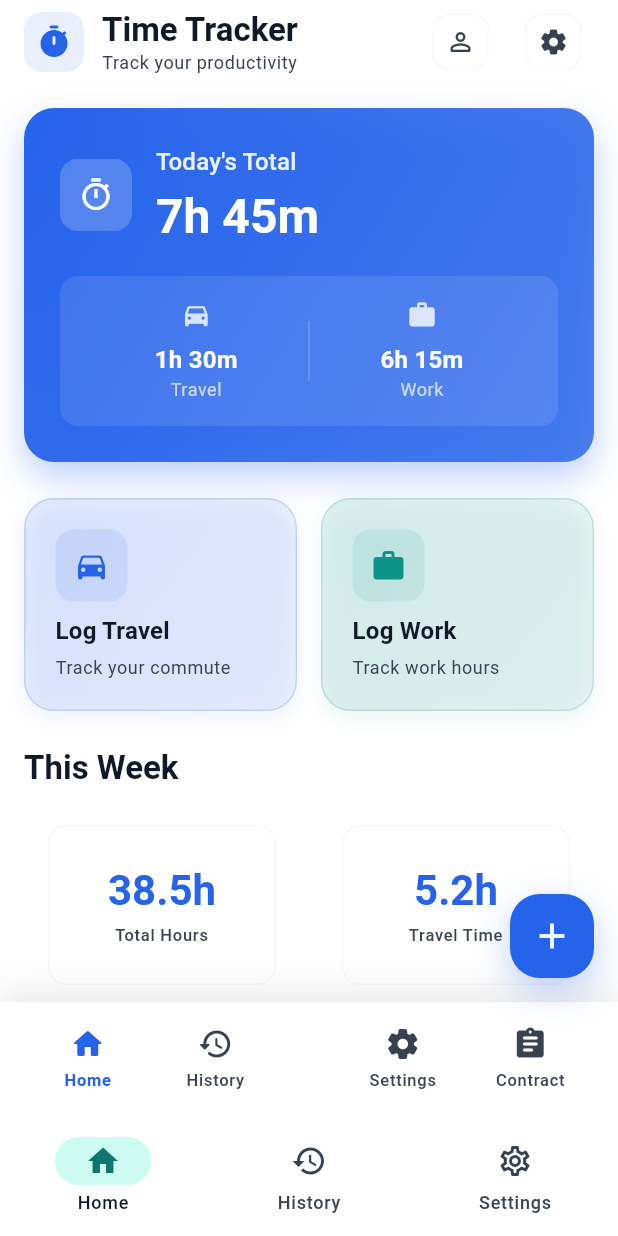
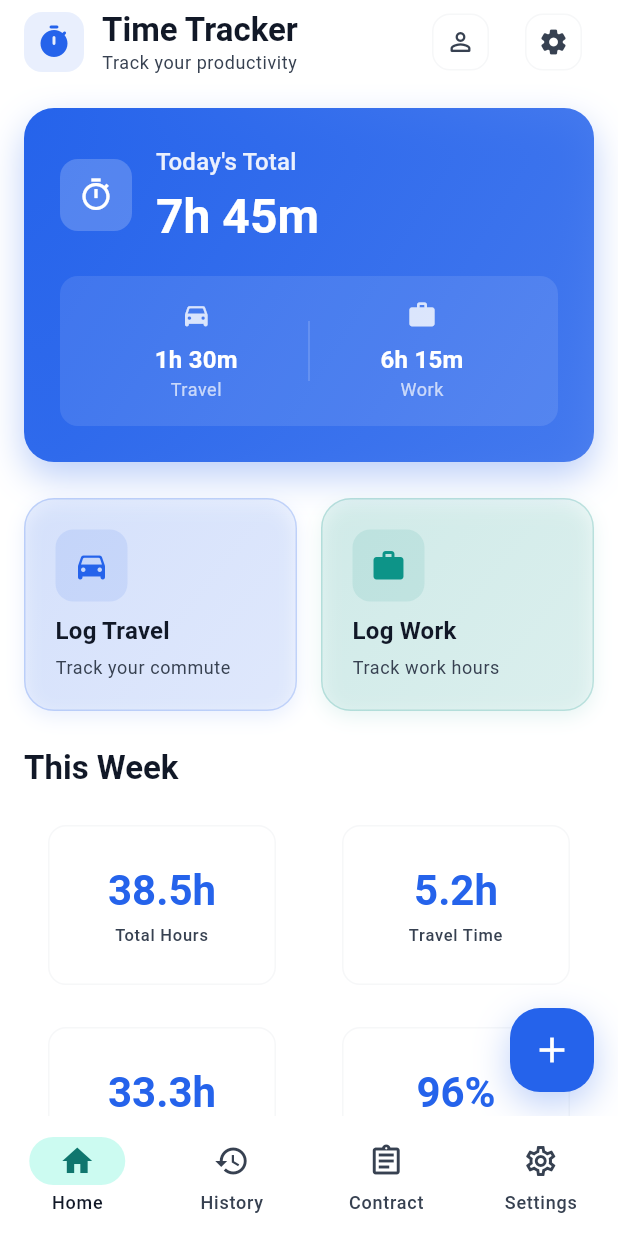
Before and after one commit to hudibaba0001/mobile-app, a Flutter app: the UnifiedHomeScreen screen opened by its route, on a phone screen of 412 x 824 dp. Run offline on Flutter 3.47's test engine with Material 3 defaults, Android fonts, the phone set to English and light mode, and no system bars; our stand-ins replace cloud_firestore, firebase_auth, firebase_core, firebase_storage, fl_chart, go_router and 3 more; missing offline and left inert: flutter_stripe; accounts and stored records are empty.

Commit message:
Refactor navigation and snackbar handling
Moved bottom navigation bar logic from UnifiedHomeScreen to AppScaffold for global navigation. Added a helper method for showing snackbars in LocationsScreen. Updated navigation destinations and selected index logic in AppScaffold to support contract settings. Minor test updates to remove unnecessary return values in async mocks.

```diff
--- a/lib/repositories/hive_travel_repository.dart
+++ b/lib/repositories/hive_travel_repository.dart
@@ -13,6 +13,7 @@ class HiveTravelRepository implements TravelRepository {
     return _box!;
   }
 
+  @override
   Future<void> initialize() async {
     await _getBox();
   }
--- a/lib/screens/unified_home_screen.dart
+++ b/lib/screens/unified_home_screen.dart
@@ -287,56 +287,7 @@ class _UnifiedHomeScreenState extends State<UnifiedHomeScreen> {
           child: const Icon(Icons.add, size: 28),
         ),
       ),
-      bottomNavigationBar: Container(
-        decoration: BoxDecoration(
-          color: colorScheme.surface,
-          boxShadow: [
-            BoxShadow(
-              color: colorScheme.shadow.withOpacity(0.1),
-              blurRadius: 20,
-              offset: const Offset(0, -5),
-            ),
-          ],
-        ),
-        child: SafeArea(
-          child: Padding(
-            padding: const EdgeInsets.symmetric(horizontal: 16, vertical: 8),
-            child: Row(
-              children: [
-                _buildNavItem(
-                  context,
-                  icon: Icons.home_rounded,
-                  label: 'Home',
-                  isSelected: _selectedIndex == 0,
-                  onTap: () => _onTabTapped(0),
-                ),
-                _buildNavItem(
-                  context,
-                  icon: Icons.history_rounded,
-                  label: 'History',
-                  isSelected: _selectedIndex == 1,
-                  onTap: () => _onTabTapped(1),
-                ),
-                const SizedBox(width: 40), // Space for FAB
-                _buildNavItem(
-                  context,
-                  icon: Icons.settings_rounded,
-                  label: 'Settings',
-                  isSelected: _selectedIndex == 2,
-                  onTap: () => _onTabTapped(2),
-                ),
-                _buildNavItem(
-                  context,
-                  icon: Icons.assignment_rounded,
-                  label: 'Contract',
-                  isSelected: _selectedIndex == 3,
-                  onTap: () => _onTabTapped(3),
-                ),
-              ],
-            ),
-          ),
-        ),
-      ),
+      // bottomNavigationBar removed; global nav from AppScaffold is used
     );
   }
 
--- a/lib/widgets/app_scaffold.dart
+++ b/lib/widgets/app_scaffold.dart
@@ -14,8 +14,6 @@ class AppScaffold extends StatelessWidget {
 
   @override
   Widget build(BuildContext context) {
-    final theme = Theme.of(context);
-
     return Scaffold(
       body: child,
       bottomNavigationBar: NavigationBar(
@@ -33,6 +31,11 @@ class AppScaffold extends StatelessWidget {
             label: 'History',
           ),
           NavigationDestination(
+            icon: Icon(Icons.assignment_outlined),
+            selectedIcon: Icon(Icons.assignment),
+            label: 'Contract',
+          ),
+          NavigationDestination(
             icon: Icon(Icons.settings_outlined),
             selectedIcon: Icon(Icons.settings),
             label: 'Settings',
@@ -44,7 +47,8 @@ class AppScaffold extends StatelessWidget {
 
   int _calculateSelectedIndex(String currentPath) {
     if (currentPath.startsWith(AppRouter.historyPath)) return 1;
-    if (currentPath.startsWith(AppRouter.settingsPath)) return 2;
+    if (currentPath.startsWith(AppRouter.contractSettingsPath)) return 2;
+    if (currentPath.startsWith(AppRouter.settingsPath)) return 3;
     return 0; // Home is default
   }
 
@@ -57,6 +61,9 @@ class AppScaffold extends StatelessWidget {
         context.go(AppRouter.historyPath);
         break;
       case 2:
+        context.go(AppRouter.contractSettingsPath);
+        break;
+      case 3:
         context.go(AppRouter.settingsPath);
         break;
     }
--- a/lib/widgets/quick_entry_form.dart
+++ b/lib/widgets/quick_entry_form.dart
@@ -76,7 +76,7 @@ class _QuickEntryFormState extends State<QuickEntryForm> {
 
   Future<void> _loadRecentRoutes() async {
     final entryProvider = context.read<EntryProvider>();
-    final recentEntries = await entryProvider.getRecentEntries(limit: 5);
+    final recentEntries = entryProvider.getRecentEntries(limit: 5);
 
     final routes = <String>{};
     for (final entry in recentEntries) {
```
Also changed, not shown: lib/locations_screen.dart (+10 -9 lines), 2 other files.
